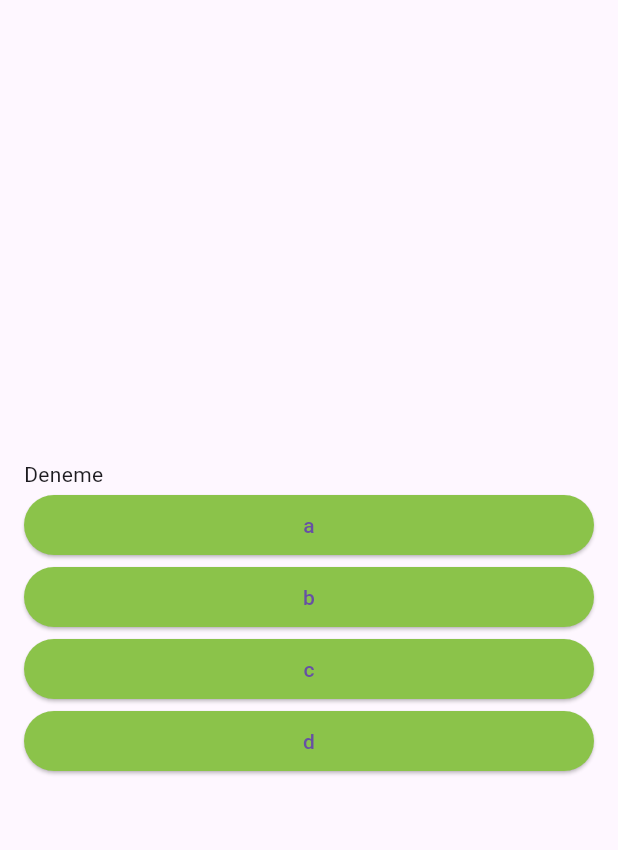
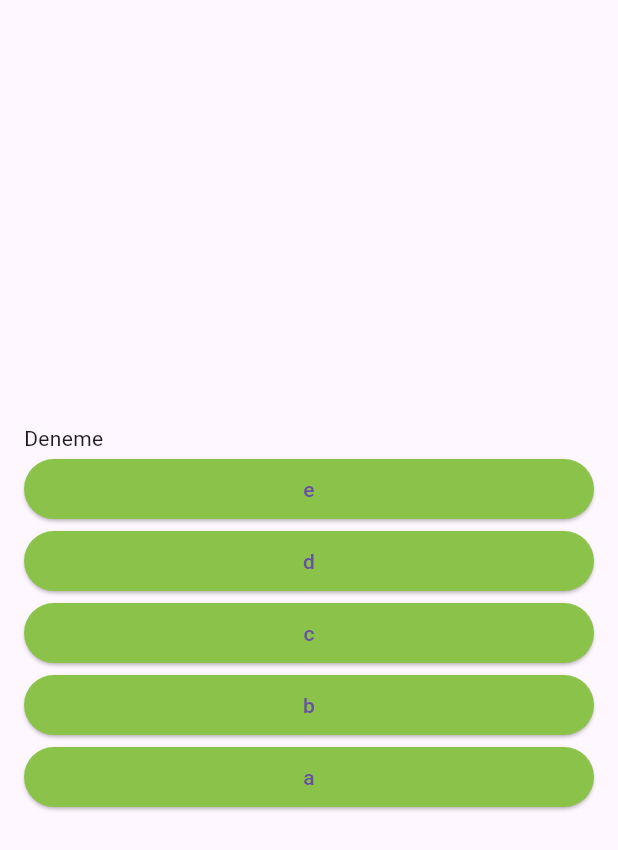
Before and after one commit to halit-kalayci-instruction/tobeto-2a-flutter, a Flutter app: the screen it shows after launch, after a tap on "constructor", after a tap on "javascript", on a phone screen of 412 x 824 dp. Shown: the top 850 px of the screen. Run offline on Flutter 3.47's test engine with Material 3 defaults, Android fonts, the phone set to English and light mode, and no system bars.

Commit message:
workshop çözüm

```diff
--- a/lib/data/question_data.dart
+++ b/lib/data/question_data.dart
@@ -7,6 +7,6 @@ const questions = [
       answers: ["setState", "constructor", "readState", "writeState"]),
   Question(
       question: "Flutter hangi dili kullanır?",
-      answers: ["javascript", "dart", "c#", "java"]),
+      answers: ["dart", "javascript", "c#", "java"]),
   Question(question: "Deneme", answers: ["a", "b", "c", "d", "e"]),
 ];
--- a/lib/questions.dart
+++ b/lib/questions.dart
@@ -1,5 +1,6 @@
 import 'package:flutter/material.dart';
 import 'package:intro/data/question_data.dart';
+import 'package:intro/result_page.dart';
 import 'package:intro/widgets/answer_button.dart';
 
 class QuestionsScreen extends StatefulWidget {
@@ -16,9 +17,12 @@ class _QuestionsScreenState extends State<QuestionsScreen> {
   // Soruları tek tek ekranda göster.
   int currentQuestionIndex = 0; // O an kaçıncı soruda olduğumuz.
   bool resultPage = false;
-  void answer() {
+  int rightAnswerCount = 0, wrongAnswercount = 0;
+  void answer(String answer) {
     // Cevap verildiğinde verilen cevapları hafızada tut.
     // Sonuç ekranını tasarlayınız.
+    bool isTrue = answer == questions[currentQuestionIndex].answers[0];
+    isTrue ? rightAnswerCount++ : wrongAnswercount++; // ternary operator
     setState(() {
       if (currentQuestionIndex < questions.length - 1)
         currentQuestionIndex++;
@@ -30,6 +34,15 @@ class _QuestionsScreenState extends State<QuestionsScreen> {
   @override
   Widget build(BuildContext context) {
     final currentQuestion = questions[currentQuestionIndex];
+    // List<String> shuffledQuestions = currentQuestion.answers; // immutable // referans
+    List<String> shuffledQuestions = List.of(currentQuestion.answers);
+    shuffledQuestions.shuffle();
+
+    if (resultPage) {
+      return ResultPage(
+          rightAnswerCount: rightAnswerCount,
+          wrongAnswerCount: wrongAnswercount);
+    }
 
     return Scaffold(
       body: Center(
@@ -40,28 +53,11 @@ class _QuestionsScreenState extends State<QuestionsScreen> {
             crossAxisAlignment: CrossAxisAlignment.stretch,
             children: [
               Text(currentQuestion.question),
-              // Soruların cevap sayısı 3 ile 6 arasında değişebilir, cevap butonlarını dinamik bir şekilde gelecek
-              // şekilde kodlayınız..
-              AnswerButton(
-                  answerText: currentQuestion.answers[0],
+              ...shuffledQuestions.map((question) => AnswerButton(
+                  answerText: question,
                   onClick: () {
-                    answer();
-                  }),
-              AnswerButton(
-                  answerText: currentQuestion.answers[1],
-                  onClick: () {
-                    answer();
-                  }),
-              AnswerButton(
-                  answerText: currentQuestion.answers[2],
-                  onClick: () {
-                    answer();
-                  }),
-              AnswerButton(
-                  answerText: currentQuestion.answers[3],
-                  onClick: () {
-                    answer();
-                  }),
+                    answer(question);
+                  }))
             ],
           ),
         ),
@@ -70,3 +66,4 @@ class _QuestionsScreenState extends State<QuestionsScreen> {
   }
 }
 // Snippet
+// Discord Pairler
```
Also changed, not shown: lib/result_page.dart (added, +23 -0 lines).
